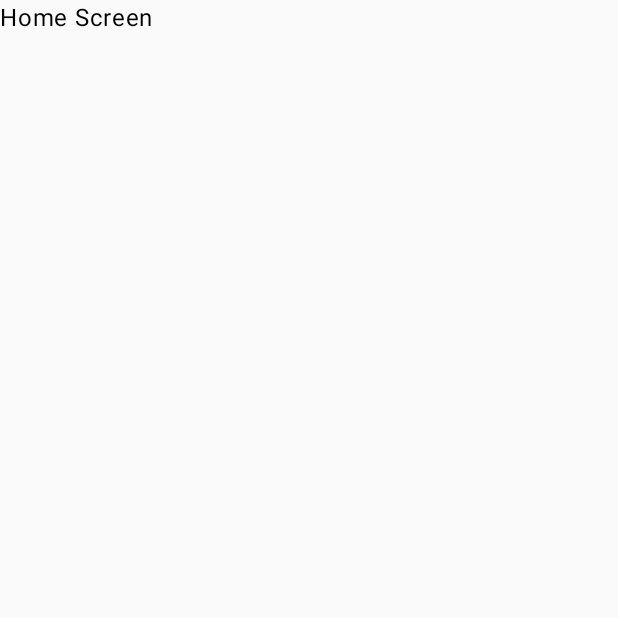
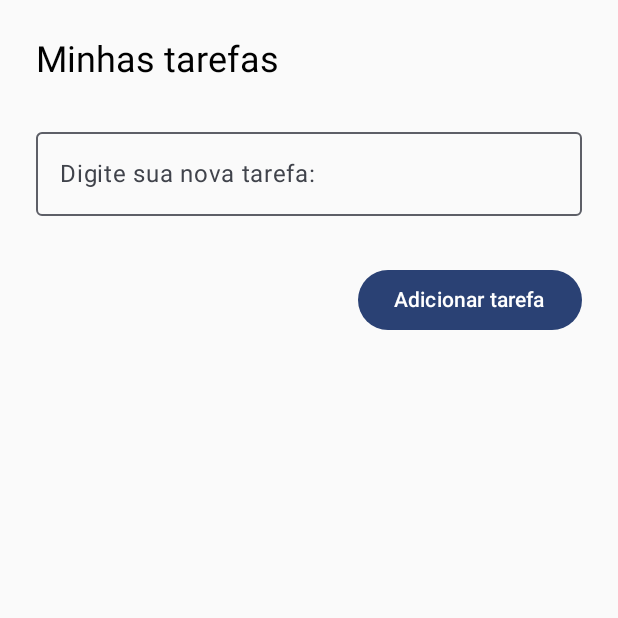
Before and after one commit to osvaldocariege06/ToDo-List-App, an Android app built with Jetpack Compose: the screen it shows after launch (MainActivity), on a phone screen of 412 x 824 dp, the top half of it. Before the commit the part shown is almost empty. Run offline under Robolectric (Android 15) with nearby library versions, the phone set to English and light mode, and no system bars.

```diff
--- a/app/src/main/java/com/example/todolistapp/views/home.kt
+++ b/app/src/main/java/com/example/todolistapp/views/home.kt
@@ -1,19 +1,129 @@
 package com.example.todolistapp.views
 
+import androidx.compose.foundation.layout.Arrangement
+import androidx.compose.foundation.layout.Column
+import androidx.compose.foundation.layout.Row
+import androidx.compose.foundation.layout.Spacer
+import androidx.compose.foundation.layout.fillMaxSize
+import androidx.compose.foundation.layout.fillMaxWidth
+import androidx.compose.foundation.layout.height
+import androidx.compose.foundation.layout.padding
+import androidx.compose.foundation.lazy.LazyColumn
+import androidx.compose.foundation.lazy.items
+import androidx.compose.material3.Button
+import androidx.compose.material3.Card
+import androidx.compose.material3.CardDefaults
 import androidx.compose.material3.ExperimentalMaterial3Api
+import androidx.compose.material3.MaterialTheme
+import androidx.compose.material3.OutlinedTextField
 import androidx.compose.material3.Text
 import androidx.compose.runtime.Composable
+import androidx.compose.runtime.getValue
+import androidx.compose.runtime.mutableStateOf
+import androidx.compose.runtime.remember
+import androidx.compose.runtime.setValue
+import androidx.compose.ui.Alignment
+import androidx.compose.ui.Modifier
 import androidx.compose.ui.tooling.preview.Preview
+import androidx.compose.ui.unit.dp
 import androidx.navigation.NavController
 import androidx.navigation.compose.rememberNavController
 
+@OptIn(ExperimentalMaterial3Api::class)
 @Composable
 fun Home(navController: NavController) {
-    Text(text = "Home Screen")
+
+    var taskList by remember { mutableStateOf(listOf<String>()) }
+    var newTask by remember { mutableStateOf("") }
+    var isError by remember { mutableStateOf(false) }
+
+    Column(
+        modifier = Modifier.fillMaxSize().padding(24.dp)
+    ) {
+        Text(
+            text = "Minhas tarefas",
+            style = MaterialTheme.typography.headlineSmall
+        )
+        Spacer(Modifier.height(24.dp))
+        OutlinedTextField(
+            modifier = Modifier.fillMaxWidth(),
+            value = newTask,
+            onValueChange = {
+                newTask = it
+                if(isError){
+                    isError = false
+                }
+            },
+            label = { Text("Digite sua nova tarefa:") },
+            supportingText = {
+                if(isError){
+                    Text(
+                        text = "A tarefa não pode estar vazia.",
+                        color = MaterialTheme.colorScheme.error
+                    )
+                }
+            }
+
+
+        )
+        Spacer(Modifier.height(16.dp))
+
+        Button(onClick = {
+            if (newTask.isNotBlank()){
+                taskList += newTask
+                newTask = ""
+            } else {
+                isError = true
+            }
+
+        },
+            modifier = Modifier.align(Alignment.End)) {
+            Text(
+                text = "Adicionar tarefa"
+            )
+        }
+
+        Spacer(Modifier.height((8.dp)))
+
+        LazyColumn() {
+            items(taskList) { task ->
+                Card(
+                    modifier = Modifier.fillMaxWidth()
+                        .padding(vertical = 4.dp),
+                    elevation = CardDefaults.cardElevation(4.dp)
+                ) {
+                    Row(
+                        modifier = Modifier.fillMaxWidth(),
+                        verticalAlignment = Alignment.CenterVertically,
+                        horizontalArrangement = Arrangement.SpaceAround
+                    ) {
+                        Text(
+                            text = task,
+                            style = MaterialTheme.typography.bodyLarge,
+                            modifier = Modifier.padding(16.dp)
+                        )
+
+                        Button(
+                            onClick = {}
+                        ) {
+                            Text(
+                                text = "Deletar", modifier = Modifier.padding(4.dp),
+                                style = MaterialTheme.typography.bodySmall,
+                                color = MaterialTheme.colorScheme.error
+                            )
+                        }
+                    }
+                }
+            }
+        }
+
+    }
+
+
 }
 
 @OptIn(ExperimentalMaterial3Api::class)
-@Preview
+@Preview(showBackground = true)
 @Composable
 fun HomePreview(){
     Home(navController = rememberNavController())
```
